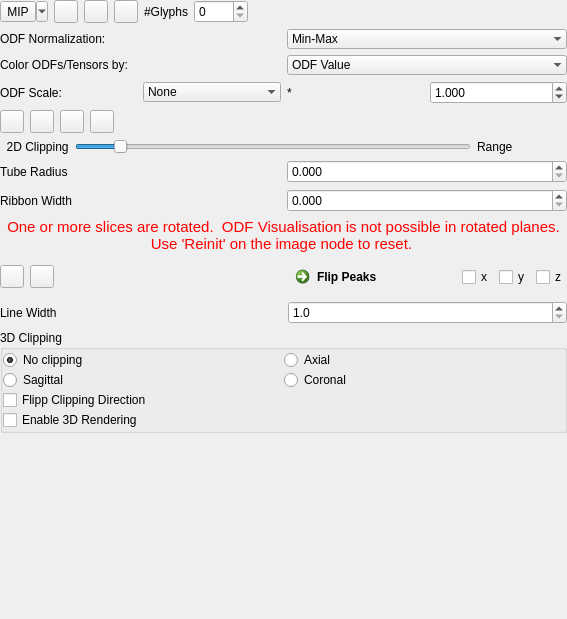
Qt form Plugins/org.mitk.gui.qt.diffusionimaging/src/internal/QmitkControlVisualizationPropertiesViewControls.ui (MITK/MITK) before a commit.
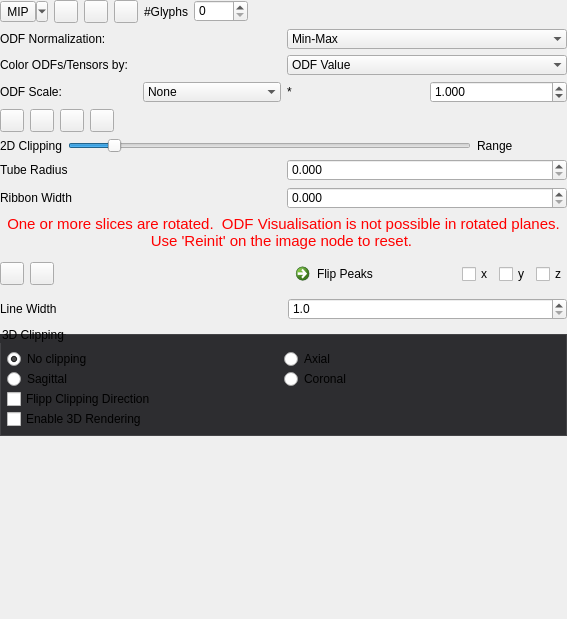
The same form after that commit. Icons and pictures are not drawn.

Commit message: Update diffusion view style

```diff
--- a/Plugins/org.mitk.gui.qt.diffusionimaging/src/internal/QmitkControlVisualizationPropertiesViewControls.ui
+++ b/Plugins/org.mitk.gui.qt.diffusionimaging/src/internal/QmitkControlVisualizationPropertiesViewControls.ui
@@ -25,6 +25,43 @@
   <property name="windowTitle">
    <string>QmitkTemplate</string>
   </property>
+  <property name="styleSheet">
+   <string>QCommandLinkButton {
+  font-weight: normal;
+}
+
+QCommandLinkButton:disabled {
+  border: none;
+  font-weight: lighter;
+}
+
+QToolBox::tab {
+  border: 1px solid #434346;
+  font-weight: bold;
+}
+
+QToolBox::tab:hover {
+  background-color: #434346;
+  font-weight: bold;
+}
+
+QToolBox::tab:selected {
+  background-color: #1c97ea;
+  border: 1px solid #1c97ea;
+  font-weight: bold;
+}
+
+QGroupBox {
+  border: 1px solid #434346;
+  background-color: #2d2d30;
+  margin-top: 8px;
+  padding-top: 8px;
+}
+
+QGroupBox, QGroupBox:disabled {
+  background-color: #2d2d30;
+}</string>
+  </property>
   <layout class="QVBoxLayout" name="verticalLayout_4">
    <property name="leftMargin">
     <number>0</number>
@@ -597,7 +634,7 @@
          <item>
           <widget class="QLabel" name="label_5">
            <property name="text">
-            <string>  2D Clipping</string>
+            <string>2D Clipping</string>
            </property>
           </widget>
          </item>
@@ -904,16 +941,16 @@
      </property>
      <layout class="QGridLayout" name="gridLayout_5">
       <property name="leftMargin">
-       <number>0</number>
+       <number>6</number>
       </property>
       <property name="topMargin">
-       <number>0</number>
+       <number>6</number>
       </property>
       <property name="rightMargin">
-       <number>0</number>
+       <number>6</number>
       </property>
       <property name="bottomMargin">
-       <number>0</number>
+       <number>6</number>
       </property>
       <property name="spacing">
        <number>0</number>
@@ -981,7 +1018,7 @@
    </item>
   </layout>
  </widget>
- <layoutdefault spacing="6" margin="11"/>
+ <layoutdefault spacing="6" margin="11"></layoutdefault>
  <includes>
   <include location="local">QmitkDataStorageComboBox.h</include>
  </includes>
```
Left out of the diff: 74 changed lines with no effect on the pictures. The commit also changes 32 other files.
